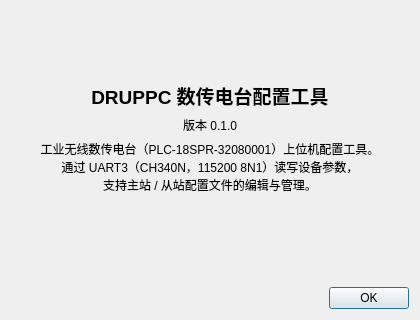
Above: src/widget/about/about.ui from NotchBrown/Industrial-Data-Radio-PLC-18SPR-Software before the change. Below: the same form after it.
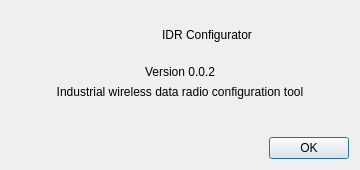
That is the form after the change.

Commit message: polish about dlg

Diff of the .ui file:
```diff
--- a/src/widget/about/about.ui
+++ b/src/widget/about/about.ui
@@ -6,8 +6,8 @@
    <rect>
     <x>0</x>
     <y>0</y>
-    <width>420</width>
-    <height>320</height>
+    <width>360</width>
+    <height>170</height>
    </rect>
   </property>
   <property name="windowTitle">
@@ -15,11 +15,19 @@
   </property>
   <layout class="QVBoxLayout" name="verticalLayout">
    <item>
+    <layout class="QHBoxLayout" name="horizontalLayout">
+     <item>
     <widget class="QLabel" name="lblIcon">
      <property name="minimumSize">
       <size>
-       <width>64</width>
-       <height>64</height>
+         <width>48</width>
+         <height>48</height>
+        </size>
+       </property>
+       <property name="maximumSize">
+        <size>
+         <width>48</width>
+         <height>48</height>
       </size>
      </property>
      <property name="text">
@@ -31,26 +39,21 @@
     </widget>
    </item>
    <item>
-    <widget class="QLabel" name="lblTitle">
-     <property name="font">
-      <font>
-       <pointsize>14</pointsize>
-       <weight>75</weight>
-       <bold>true</bold>
-      </font>
-     </property>
+      <widget class="QLabel" name="lblName">
      <property name="text">
-      <string>DRUPPC 数传电台配置工具</string>
+        <string>IDR Configurator</string>
      </property>
      <property name="alignment">
       <set>Qt::AlignCenter</set>
      </property>
     </widget>
+     </item>
+    </layout>
    </item>
    <item>
     <widget class="QLabel" name="lblVersion">
      <property name="text">
-      <string>版本 0.1.0</string>
+      <string>Version 0.0.2</string>
      </property>
      <property name="alignment">
       <set>Qt::AlignCenter</set>
@@ -60,9 +63,7 @@
    <item>
     <widget class="QLabel" name="lblDesc">
      <property name="text">
-      <string>工业无线数传电台（PLC-18SPR-32080001）上位机配置工具。
-通过 UART3（CH340N，115200 8N1）读写设备参数，
-支持主站 / 从站配置文件的编辑与管理。</string>
+      <string>Industrial wireless data radio configuration tool</string>
      </property>
      <property name="alignment">
       <set>Qt::AlignCenter</set>
@@ -80,7 +81,7 @@
      <property name="sizeHint" stdset="0">
       <size>
        <width>20</width>
-       <height>40</height>
+       <height>20</height>
       </size>
      </property>
     </spacer>
```
Left out of the diff: 2 changed lines with no effect on the pictures. Lines whose indentation alone changed are shown as unchanged. The commit also changes 1 other file.
